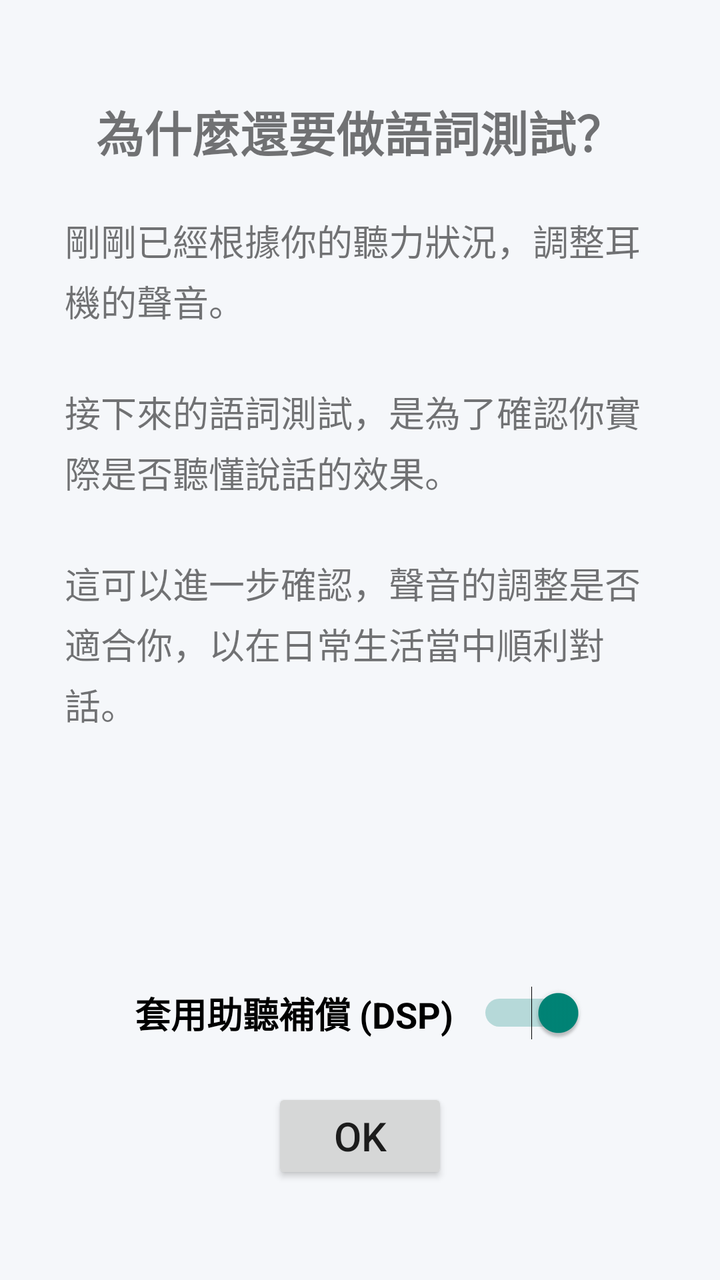
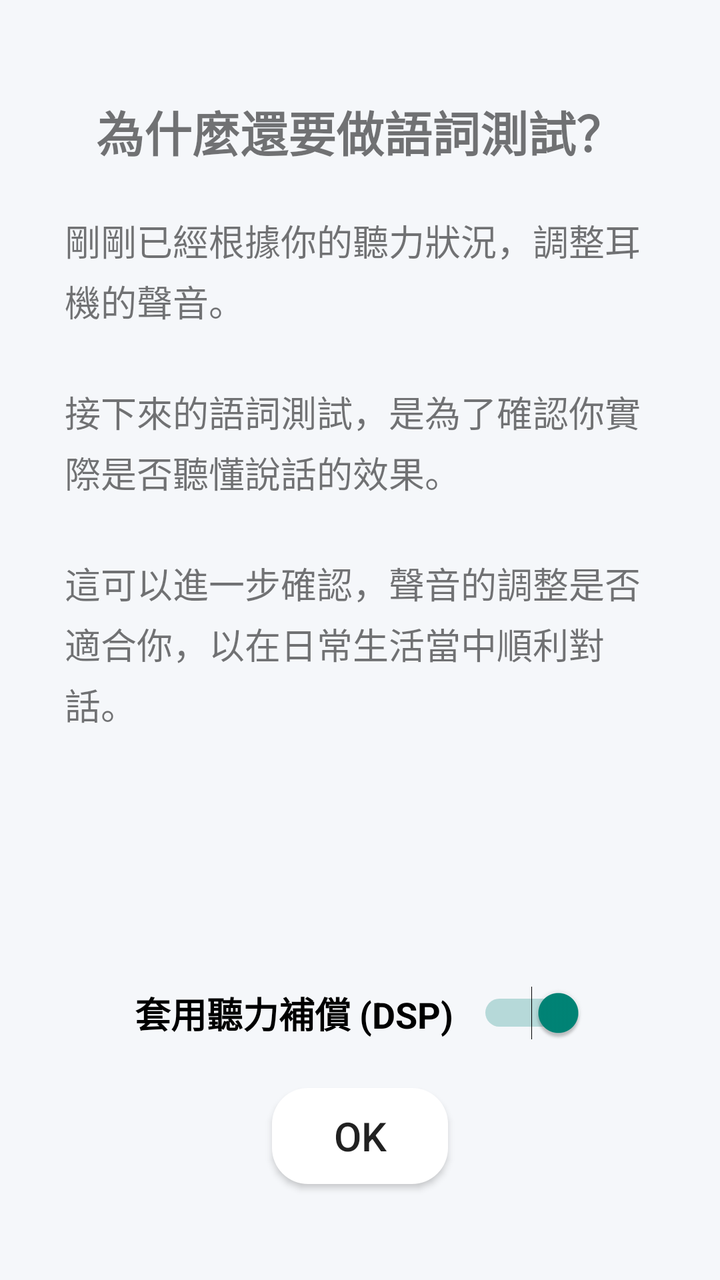

The first picture is an Android layout as it rendered before a commit; the second is the same layout after the commit. The layout source and the unified diff follow.
<!-- AndroidManifest.xml: activity theme Theme.AppCompat.Light.NoActionBar -->
<!-- res/layout/activity_speech_audiometry_explanation.xml -->
<?xml version="1.0" encoding="utf-8"?>
<androidx.constraintlayout.widget.ConstraintLayout xmlns:android="http://schemas.android.com/apk/res/android"
    xmlns:app="http://schemas.android.com/apk/res-auto"
    xmlns:tools="http://schemas.android.com/tools"
    android:layout_width="match_parent"
    android:layout_height="match_parent"
    android:padding="16dp"
    android:fitsSystemWindows="true"
    android:background="#F5F7FA"
    tools:context=".SpeechAudiometryExplanationActivity">

    <TextView
        android:id="@+id/textViewExplanationTitle"
        android:layout_width="wrap_content"
        android:layout_height="wrap_content"
        android:text="為什麼還要做語詞測試？"
        android:textSize="24sp"
        android:textStyle="bold"
        android:layout_marginTop="32dp"
        app:layout_constraintTop_toTopOf="parent"
        app:layout_constraintStart_toStartOf="parent"
        app:layout_constraintEnd_toEndOf="parent" />

    <TextView
        android:id="@+id/textViewExplanationBody"
        android:layout_width="0dp"
        android:layout_height="wrap_content"
        android:layout_marginTop="24dp"
        android:text="剛剛已經根據你的聽力狀況，調整耳機的聲音。\n\n接下來的語詞測試，是為了確認你實際是否聽懂說話的效果。\n\n這可以進一步確認，聲音的調整是否適合你，以在日常生活當中順利對話。"
        android:textSize="18sp"
        android:lineSpacingExtra="4dp"
        app:layout_constraintTop_toBottomOf="@id/textViewExplanationTitle"
        app:layout_constraintStart_toStartOf="parent"
        app:layout_constraintEnd_toEndOf="parent"
        app:layout_constraintWidth_percent="0.9" />

    <LinearLayout
        android:id="@+id/layoutApplyDsp"
        android:layout_width="wrap_content"
        android:layout_height="wrap_content"
        android:orientation="horizontal"
        android:gravity="center_vertical"
        android:layout_marginBottom="24dp"
        app:layout_constraintBottom_toTopOf="@id/buttonStartVolumeAdjustment"
        app:layout_constraintStart_toStartOf="parent"
        app:layout_constraintEnd_toEndOf="parent">

        <TextView
            android:layout_width="wrap_content"
            android:layout_height="wrap_content"
            android:text="套用助聽補償 (DSP)"
            android:textSize="18sp"
            android:textStyle="bold"
            android:textColor="@android:color/black"
            android:layout_marginEnd="12dp" />

        <Switch
            android:id="@+id/switchApplyDspPrep"
            android:layout_width="wrap_content"
            android:layout_height="wrap_content"
            android:checked="true" />
    </LinearLayout>

    <Button
        android:id="@+id/buttonStartVolumeAdjustment"
        android:layout_width="wrap_content"
        android:layout_height="wrap_content"
        android:text="OK"
        android:textSize="20sp"
        app:layout_constraintBottom_toBottomOf="parent"
        app:layout_constraintStart_toStartOf="parent"
        app:layout_constraintEnd_toEndOf="parent"
        android:layout_marginBottom="32dp"/>

</androidx.constraintlayout.widget.ConstraintLayout>
<!-- resources referenced by this layout -->
<resources>

</resources>

<!-- the commit's change to res/layout/activity_speech_audiometry_explanation.xml (unified diff, before → after) -->
@@ -48,7 +48,7 @@
         <TextView
             android:layout_width="wrap_content"
             android:layout_height="wrap_content"
-            android:text="套用助聽補償 (DSP)"
+            android:text="套用聽力補償 (DSP)"
             android:textSize="18sp"
             android:textStyle="bold"
             android:textColor="@android:color/black"
@@ -70,6 +70,7 @@
         app:layout_constraintBottom_toBottomOf="parent"
         app:layout_constraintStart_toStartOf="parent"
         app:layout_constraintEnd_toEndOf="parent"
-        android:layout_marginBottom="32dp"/>
+        android:layout_marginBottom="32dp"
+        android:background="@drawable/rounded_button"/>
 
 </androidx.constraintlayout.widget.ConstraintLayout>
<!-- resource entries referenced after the edit -->
@@ -1,5 +1,11 @@
 <!-- resources referenced by this layout -->
 <resources>
-
+  <!-- drawable rounded_button (drawable) -->
+  <?xml version="1.0" encoding="utf-8"?>
+  <shape xmlns:android="http://schemas.android.com/apk/res/android"
+      android:shape="rectangle">
+      <solid android:color="#FFFFFF" />
+      <corners android:radius="18dp" />
+  </shape>
 </resources>
 
